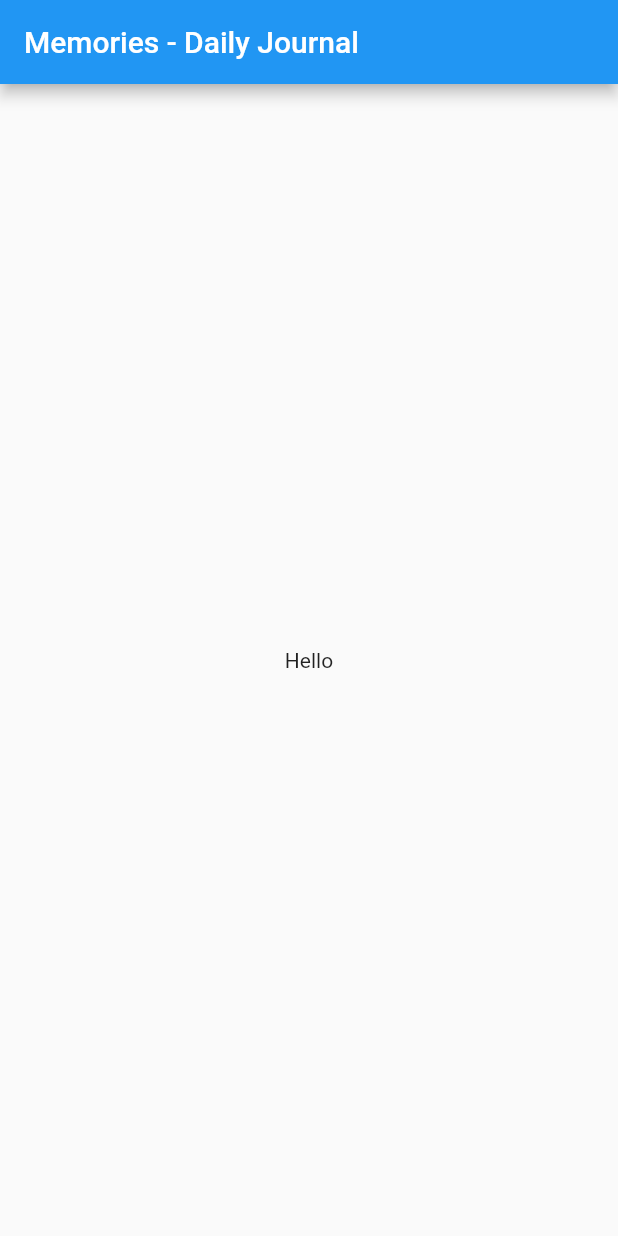
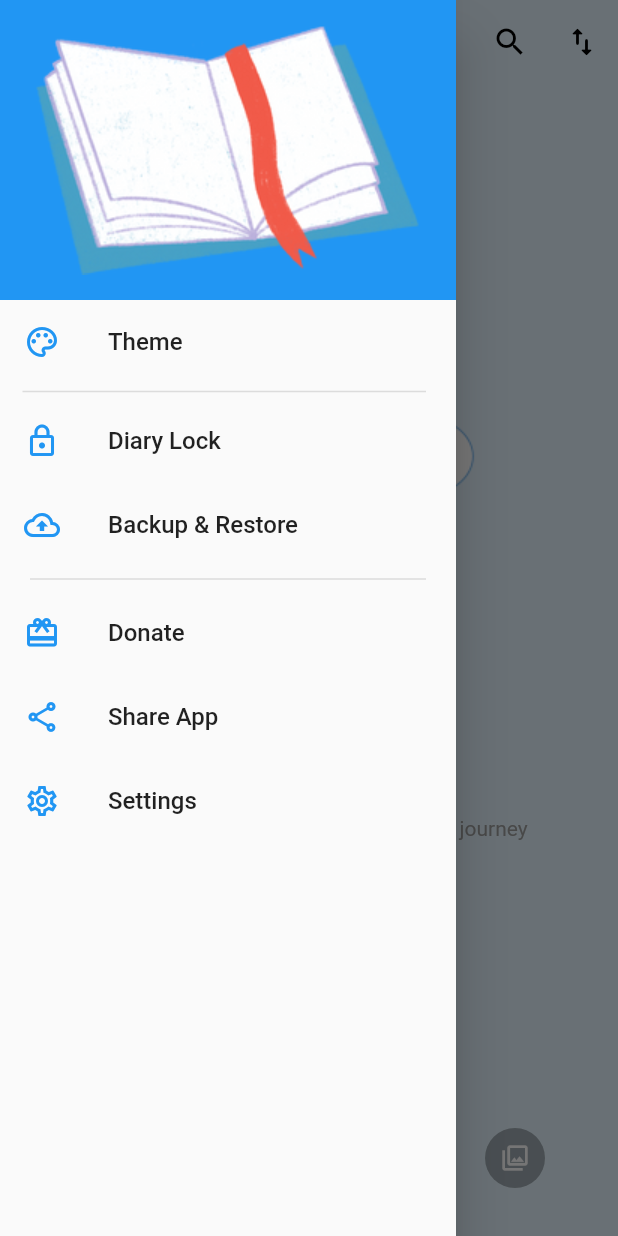
Before and after one commit to VGHao/flutter_memories, a Flutter app: the screen it shows after launch, with the side drawer open (before the commit the screen has no drawer), on a phone screen of 412 x 824 dp. Run offline on Flutter 3.47's test engine with Material 2 defaults, Android fonts, the phone set to English and light mode, and no system bars.

Commit message:
HomePage UI added
Add icon_launcher, change app name,
create homepage UI

```diff
--- a/lib/main.dart
+++ b/lib/main.dart
@@ -1,4 +1,6 @@
 import 'package:flutter/material.dart';
+
+import 'pages/home_page.dart';
 
 void main() {
   runApp(const MyApp());
@@ -10,30 +12,12 @@ class MyApp extends StatelessWidget {
   @override
   Widget build(BuildContext context) {
     return MaterialApp(
-      title: 'Flutter Demo',
+      debugShowCheckedModeBanner: false,
+      title: 'Memories - Daily Jounnal',
       theme: ThemeData(
         primarySwatch: Colors.blue,
       ),
-      home: const MyHomePage(),
+      home: const HomePage(),
     );
   }
 }
-
-class MyHomePage extends StatefulWidget {
-  const MyHomePage({super.key});
-
-  @override
-  State<MyHomePage> createState() => _MyHomePageState();
-}
-
-class _MyHomePageState extends State<MyHomePage> {
-  @override
-  Widget build(BuildContext context) {
-    return Scaffold(
-      appBar: AppBar(
-        title: const Text("Memories - Daily Journal"),
-      ),
-      body: Center(child: Text('Hello')),
-    );
-  }
-}
--- /dev/null
+++ b/lib/pages/home_page.dart
@@ -0,0 +1,175 @@
+import 'package:flutter/material.dart';
+
+import '../widgets/drawer_items.dart';
+
+class HomePage extends StatefulWidget {
+  const HomePage({super.key});
+
+  @override
+  State<HomePage> createState() => _HomePageState();
+}
+
+class _HomePageState extends State<HomePage> {
+  @override
+  Widget build(BuildContext context) {
+    return Scaffold(
+      extendBodyBehindAppBar: true,
+      backgroundColor: const Color(0xFFE5F5FF),
+      drawer: SafeArea(
+        child: Drawer(
+          child: SingleChildScrollView(
+            padding: EdgeInsets.zero,
+            child: Column(
+              children: [
+                Container(
+                  width: double.infinity,
+                  height: 200,
+                  decoration: const BoxDecoration(
+                    color: Colors.blue,
+                  ),
+                  child: Image.asset('assets/images/drawer_header.png'),
+                ),
+                DrawerItems(
+                  icon: Icons.color_lens_outlined,
+                  title: "Theme",
+                  onTap: () {},
+                ),
+                const Divider(
+                  height: 10.0,
+                  indent: 15,
+                  endIndent: 20,
+                  thickness: 1,
+                ),
+                DrawerItems(
+                  icon: Icons.lock_outlined,
+                  title: "Diary Lock",
+                  onTap: () {},
+                ),
+                DrawerItems(
+                  icon: Icons.backup_outlined,
+                  title: "Backup & Restore",
+                  onTap: () {},
+                ),
+                const Divider(
+                  indent: 20,
+                  endIndent: 20,
+                  thickness: 1,
+                ),
+                DrawerItems(
+                  icon: Icons.card_giftcard_outlined,
+                  title: "Donate",
+                  onTap: () {},
+                ),
+                DrawerItems(
+                  icon: Icons.share_outlined,
+                  title: "Share App",
+                  onTap: () {},
+                ),
+                DrawerItems(
+                  icon: Icons.settings_outlined,
+                  title: "Settings",
+                  onTap: () {},
+                ),
+              ],
+            ),
+          ),
+        ),
+      ),
+      appBar: AppBar(
+        elevation: 0,
+        backgroundColor: Colors.transparent,
+        iconTheme: const IconThemeData(color: Colors.black),
+        actions: [
+          IconButton(
+            onPressed: () {},
+            icon: const Icon(Icons.search),
+          ),
+          IconButton(
+            onPressed: () {},
+            icon: const Icon(Icons.swap_vert_rounded),
+          ),
+        ],
+      ),
+      body: Stack(
+        children: [
+          Center(
+            child: Column(
+              mainAxisAlignment: MainAxisAlignment.center,
+              children: [
+                Image.asset('assets/images/empty-list.png'),
+                const Text(
+                  "There is nothing here",
+                  style: TextStyle(
+                    fontWeight: FontWeight.bold,
+                    fontSize: 16,
+                  ),
+                ),
+                const SizedBox(height: 5.0),
+                const Text(
+                  "Click '+' button to start writing your first journey",
+                  style: TextStyle(
+                    color: Colors.grey,
+                  ),
+                ),
+              ],
+            ),
+          ),
+          Positioned(
+            width: MediaQuery.of(context).size.width,
+            bottom: 20,
+            child: Row(
+              mainAxisAlignment: MainAxisAlignment.spaceAround,
+              crossAxisAlignment: CrossAxisAlignment.center,
+              children: [
+                ElevatedButton(
+                  onPressed: () {},
+                  style: ElevatedButton.styleFrom(
+                    elevation: 0,
+                    shape: const CircleBorder(),
+                    padding: const EdgeInsets.all(10),
+                    backgroundColor:
+                        Colors.black.withOpacity(0.3), // <-- Button color
+                    foregroundColor: Colors.white, // <-- Splash color
+                  ),
+                  child: const Icon(
+                    Icons.calendar_month_rounded,
+                    color: Colors.white,
+                    size: 20,
+                  ),
+                ),
+                ElevatedButton(
+                  onPressed: () {},
+                  style: ElevatedButton.styleFrom(
+                    shape: const CircleBorder(),
+                    padding: const EdgeInsets.all(20),
+                    backgroundColor: Colors.blue, // <-- Button color
+                    foregroundColor: Colors.white, // <-- Splash color
+                  ),
+                  child: const Icon(
+                    Icons.add,
+                    color: Colors.white,
+                  ),
+                ),
+                ElevatedButton(
+                  onPressed: () {},
+                  style: ElevatedButton.styleFrom(
+                    elevation: 0,
+                    shape: const CircleBorder(),
+                    padding: const EdgeInsets.all(10),
+                    backgroundColor: Colors.black.withOpacity(0.3),
+                    foregroundColor: Colors.white, // <-- Splash color
+                  ),
+                  child: const Icon(
+                    Icons.photo_library_outlined,
+                    color: Colors.white,
+                    size: 20,
+                  ),
+                ),
+              ],
+            ),
+          ),
+        ],
+      ),
+    );
+  }
+}
--- /dev/null
+++ b/lib/widgets/drawer_items.dart
@@ -0,0 +1,33 @@
+import 'package:flutter/material.dart';
+
+class DrawerItems extends StatelessWidget {
+  const DrawerItems({
+    Key? key,
+    required this.icon,
+    required this.title,
+    required this.onTap,
+  }) : super(key: key);
+
+  final IconData icon;
+  final String title;
+  final Function onTap;
+
+  @override
+  Widget build(BuildContext context) {
+    return ListTile(
+      leading: Icon(
+        icon,
+        color: Colors.blue,
+      ),
+      title: Text(
+        title,
+        style: const TextStyle(
+          fontSize: 16,
+        ),
+      ),
+      onTap: () {
+        onTap;
+      },
+    );
+  }
+}
```
Also changed, not shown: pubspec.yaml (+13 -52 lines), assets/fonts/Nunito.ttf (added), assets/images/drawer_header.png (added), assets/images/empty-list.png (added), assets/images/icon_launcher/icon_launcher.png (added), pubspec.lock, 28 other files.
